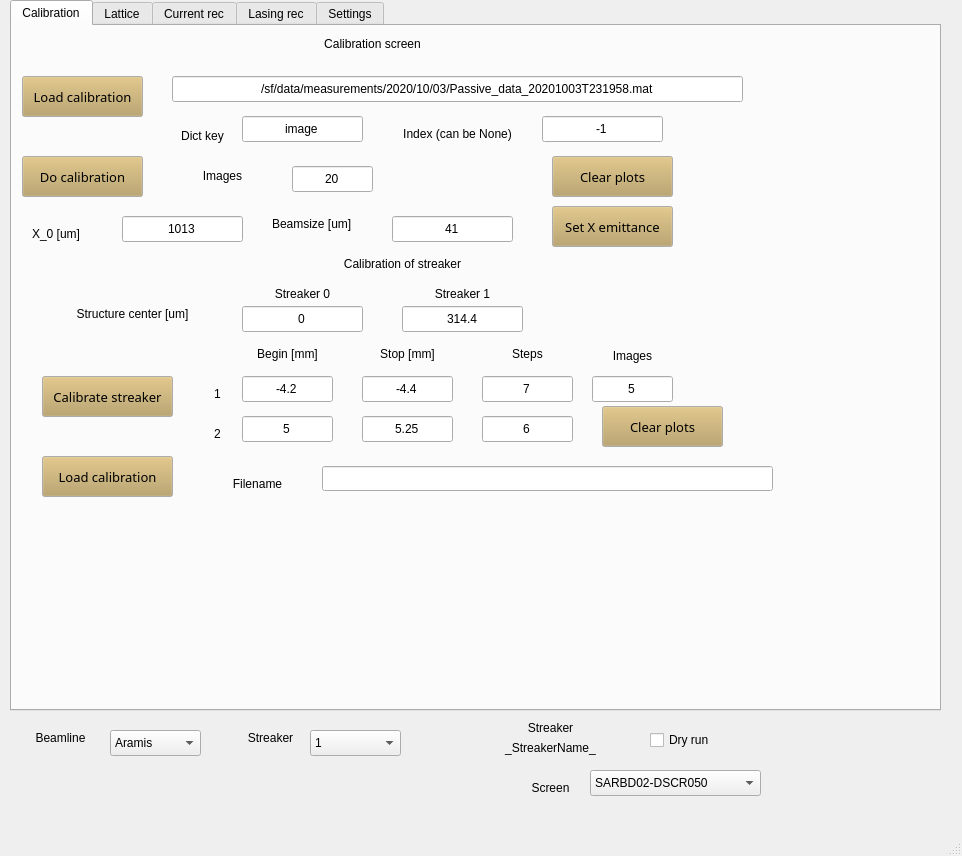
pdijksta/WakefieldAnalysis, file GUI.ui: the form before one commit.
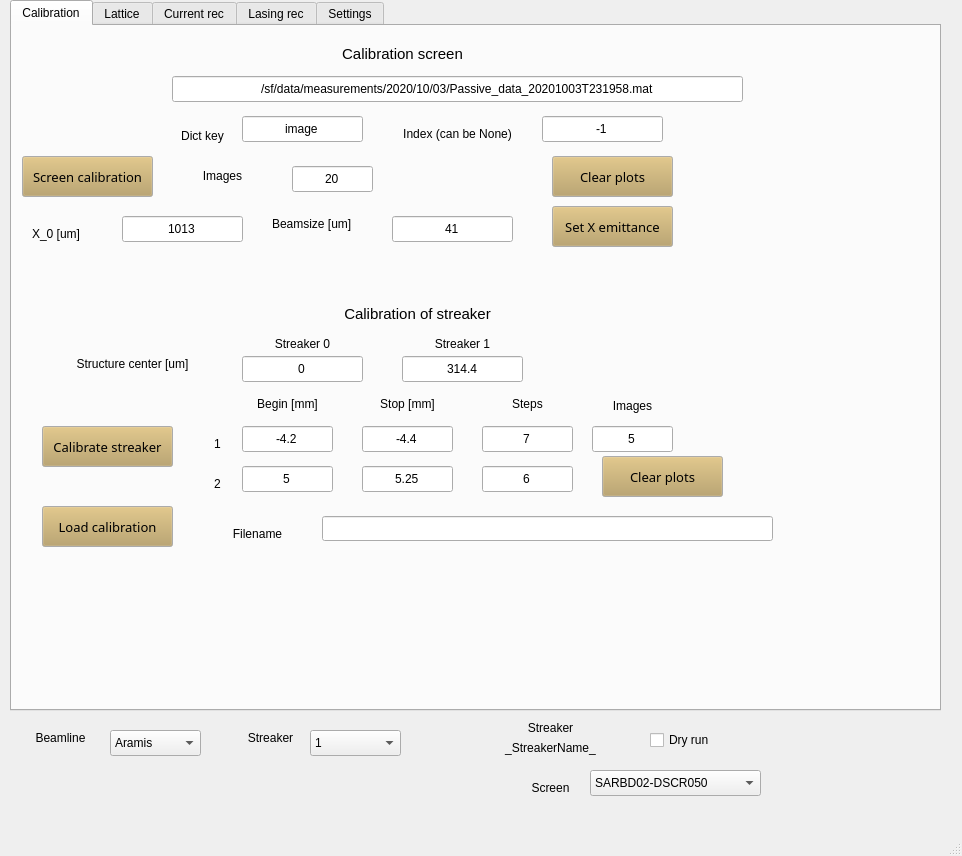
The form after the commit. The open tabs and pages were chosen to show the change.

Patch:
```diff
--- a/GUI.ui
+++ b/GUI.ui
@@ -179,7 +179,7 @@
        <rect>
         <x>10</x>
         <y>130</y>
-        <width>121</width>
+        <width>131</width>
         <height>41</height>
        </rect>
       </property>
@@ -227,7 +227,7 @@
        </font>
       </property>
       <property name="text">
-       <string>Do calibration</string>
+       <string>Screen calibration</string>
       </property>
      </widget>
      <widget class="QPushButton" name="ClearScreenPlots">
@@ -374,67 +374,11 @@
        <string>Set X emittance</string>
       </property>
      </widget>
-     <widget class="QPushButton" name="LoadScreenCalibration">
-      <property name="geometry">
-       <rect>
-        <x>10</x>
-        <y>50</y>
-        <width>121</width>
-        <height>41</height>
-       </rect>
-      </property>
-      <property name="palette">
-       <palette>
-        <active>
-         <colorrole role="Button">
-          <brush brushstyle="SolidPattern">
-           <color alpha="255">
-            <red>183</red>
-            <green>157</green>
-            <blue>92</blue>
-           </color>
-          </brush>
-         </colorrole>
-        </active>
-        <inactive>
-         <colorrole role="Button">
-          <brush brushstyle="SolidPattern">
-           <color alpha="255">
-            <red>183</red>
-            <green>157</green>
-            <blue>92</blue>
-           </color>
-          </brush>
-         </colorrole>
-        </inactive>
-        <disabled>
-         <colorrole role="Button">
-          <brush brushstyle="SolidPattern">
-           <color alpha="255">
-            <red>183</red>
-            <green>157</green>
-            <blue>92</blue>
-           </color>
-          </brush>
-         </colorrole>
-        </disabled>
-       </palette>
-      </property>
-      <property name="font">
-       <font>
-        <family>Sans Serif</family>
-        <pointsize>10</pointsize>
-       </font>
-      </property>
-      <property name="text">
-       <string>Load calibration</string>
-      </property>
-     </widget>
      <widget class="QPushButton" name="ClearCalibPlots">
       <property name="geometry">
        <rect>
         <x>590</x>
-        <y>380</y>
+        <y>430</y>
         <width>121</width>
         <height>41</height>
        </rect>
@@ -490,7 +434,7 @@
       <property name="geometry">
        <rect>
         <x>40</x>
-        <y>280</y>
+        <y>330</y>
         <width>161</width>
         <height>16</height>
        </rect>
@@ -506,11 +450,16 @@
       <property name="geometry">
        <rect>
         <x>310</x>
-        <y>230</y>
-        <width>161</width>
+        <y>280</y>
+        <width>191</width>
         <height>16</height>
        </rect>
       </property>
+      <property name="font">
+       <font>
+        <pointsize>11</pointsize>
+       </font>
+      </property>
       <property name="text">
        <string>Calibration of streaker</string>
       </property>
@@ -522,7 +471,7 @@
       <property name="geometry">
        <rect>
         <x>230</x>
-        <y>320</y>
+        <y>370</y>
         <width>91</width>
         <height>16</height>
        </rect>
@@ -538,7 +487,7 @@
       <property name="geometry">
        <rect>
         <x>350</x>
-        <y>350</y>
+        <y>400</y>
         <width>91</width>
         <height>26</height>
        </rect>
@@ -554,7 +503,7 @@
       <property name="geometry">
        <rect>
         <x>470</x>
-        <y>320</y>
+        <y>370</y>
         <width>91</width>
         <height>16</height>
        </rect>
@@ -570,7 +519,7 @@
       <property name="geometry">
        <rect>
         <x>180</x>
-        <y>400</y>
+        <y>450</y>
         <width>51</width>
         <height>16</height>
        </rect>
@@ -586,7 +535,7 @@
       <property name="geometry">
        <rect>
         <x>580</x>
-        <y>320</y>
+        <y>370</y>
         <width>81</width>
         <height>20</height>
        </rect>
@@ -602,7 +551,7 @@
       <property name="geometry">
        <rect>
         <x>30</x>
-        <y>350</y>
+        <y>400</y>
         <width>131</width>
         <height>41</height>
        </rect>
@@ -658,7 +607,7 @@
       <property name="geometry">
        <rect>
         <x>230</x>
-        <y>280</y>
+        <y>330</y>
         <width>121</width>
         <height>26</height>
        </rect>
@@ -674,7 +623,7 @@
       <property name="geometry">
        <rect>
         <x>580</x>
-        <y>350</y>
+        <y>400</y>
         <width>81</width>
         <height>26</height>
        </rect>
@@ -690,7 +639,7 @@
       <property name="geometry">
        <rect>
         <x>390</x>
-        <y>260</y>
+        <y>310</y>
         <width>121</width>
         <height>16</height>
        </rect>
@@ -706,7 +655,7 @@
       <property name="geometry">
        <rect>
         <x>180</x>
-        <y>360</y>
+        <y>410</y>
         <width>51</width>
         <height>16</height>
        </rect>
@@ -722,7 +671,7 @@
       <property name="geometry">
        <rect>
         <x>350</x>
-        <y>390</y>
+        <y>440</y>
         <width>91</width>
         <height>26</height>
        </rect>
@@ -738,7 +687,7 @@
       <property name="geometry">
        <rect>
         <x>470</x>
-        <y>350</y>
+        <y>400</y>
         <width>91</width>
         <height>26</height>
        </rect>
@@ -754,7 +703,7 @@
       <property name="geometry">
        <rect>
         <x>470</x>
-        <y>390</y>
+        <y>440</y>
         <width>91</width>
         <height>26</height>
        </rect>
@@ -770,7 +719,7 @@
       <property name="geometry">
        <rect>
         <x>30</x>
-        <y>430</y>
+        <y>480</y>
         <width>131</width>
         <height>41</height>
        </rect>
@@ -826,7 +775,7 @@
       <property name="geometry">
        <rect>
         <x>200</x>
-        <y>450</y>
+        <y>500</y>
         <width>91</width>
         <height>16</height>
        </rect>
@@ -842,7 +791,7 @@
       <property name="geometry">
        <rect>
         <x>230</x>
-        <y>350</y>
+        <y>400</y>
         <width>91</width>
         <height>26</height>
        </rect>
@@ -858,7 +807,7 @@
       <property name="geometry">
        <rect>
         <x>390</x>
-        <y>280</y>
+        <y>330</y>
         <width>121</width>
         <height>26</height>
        </rect>
@@ -874,7 +823,7 @@
       <property name="geometry">
        <rect>
         <x>310</x>
-        <y>440</y>
+        <y>490</y>
         <width>451</width>
         <height>25</height>
        </rect>
@@ -890,7 +839,7 @@
       <property name="geometry">
        <rect>
         <x>230</x>
-        <y>390</y>
+        <y>440</y>
         <width>91</width>
         <height>26</height>
        </rect>
@@ -906,7 +855,7 @@
       <property name="geometry">
        <rect>
         <x>230</x>
-        <y>260</y>
+        <y>310</y>
         <width>121</width>
         <height>16</height>
        </rect>
@@ -922,7 +871,7 @@
       <property name="geometry">
        <rect>
         <x>350</x>
-        <y>320</y>
+        <y>370</y>
         <width>91</width>
         <height>16</height>
        </rect>
@@ -937,12 +886,17 @@
      <widget class="QLabel" name="label_42">
       <property name="geometry">
        <rect>
-        <x>280</x>
-        <y>10</y>
+        <x>310</x>
+        <y>20</y>
         <width>161</width>
         <height>16</height>
        </rect>
       </property>
+      <property name="font">
+       <font>
+        <pointsize>11</pointsize>
+       </font>
+      </property>
       <property name="text">
        <string>Calibration screen</string>
       </property>
```
Left out of the diff: 58 changed lines with no effect on the pictures.
